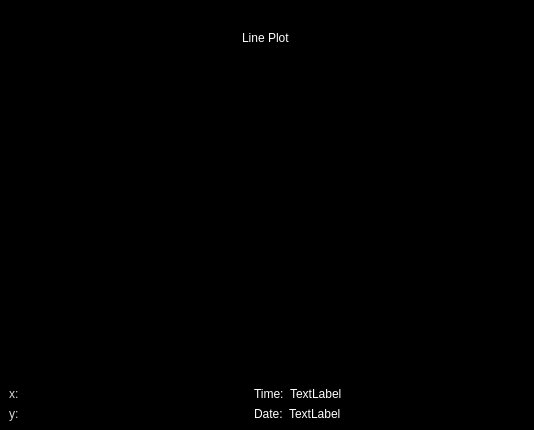
Old version of the form src/interface/ui/plot_window.ui in the repository FXIhub/hummingbird.
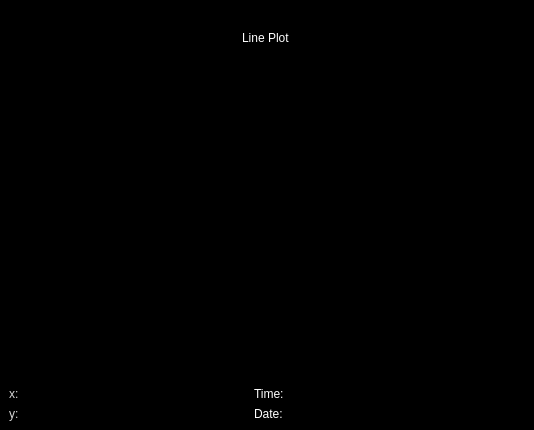
New version of the form.

What changed in the file:
```diff
--- a/src/interface/ui/plot_window.ui
+++ b/src/interface/ui/plot_window.ui
@@ -500,6 +500,15 @@
             <property name="palette">
              <palette>
               <active>
+               <colorrole role="WindowText">
+                <brush brushstyle="SolidPattern">
+                 <color alpha="255">
+                  <red>255</red>
+                  <green>255</green>
+                  <blue>255</blue>
+                 </color>
+                </brush>
+               </colorrole>
                <colorrole role="Text">
                 <brush brushstyle="SolidPattern">
                  <color alpha="255">
@@ -520,6 +529,15 @@
                </colorrole>
               </active>
               <inactive>
+               <colorrole role="WindowText">
+                <brush brushstyle="SolidPattern">
+                 <color alpha="255">
+                  <red>255</red>
+                  <green>255</green>
+                  <blue>255</blue>
+                 </color>
+                </brush>
+               </colorrole>
                <colorrole role="Text">
                 <brush brushstyle="SolidPattern">
                  <color alpha="255">
@@ -540,6 +558,15 @@
                </colorrole>
               </inactive>
               <disabled>
+               <colorrole role="WindowText">
+                <brush brushstyle="SolidPattern">
+                 <color alpha="255">
+                  <red>69</red>
+                  <green>69</green>
+                  <blue>69</blue>
+                 </color>
+                </brush>
+               </colorrole>
                <colorrole role="Text">
                 <brush brushstyle="SolidPattern">
                  <color alpha="255">
@@ -562,7 +589,7 @@
              </palette>
             </property>
             <property name="text">
-             <string>TextLabel</string>
+             <string/>
             </property>
            </widget>
           </item>
@@ -679,8 +706,45 @@
               <verstretch>0</verstretch>
              </sizepolicy>
             </property>
+            <property name="palette">
+             <palette>
+              <active>
+               <colorrole role="WindowText">
+                <brush brushstyle="SolidPattern">
+                 <color alpha="255">
+                  <red>255</red>
+                  <green>255</green>
+                  <blue>255</blue>
+                 </color>
+                </brush>
+               </colorrole>
+              </active>
+              <inactive>
+               <colorrole role="WindowText">
+                <brush brushstyle="SolidPattern">
+                 <color alpha="255">
+                  <red>255</red>
+                  <green>255</green>
+                  <blue>255</blue>
+                 </color>
+                </brush>
+               </colorrole>
+              </inactive>
+              <disabled>
+               <colorrole role="WindowText">
+                <brush brushstyle="SolidPattern">
+                 <color alpha="255">
+                  <red>69</red>
+                  <green>69</green>
+                  <blue>69</blue>
+                 </color>
+                </brush>
+               </colorrole>
+              </disabled>
+             </palette>
+            </property>
             <property name="text">
-             <string>TextLabel</string>
+             <string/>
             </property>
            </widget>
           </item>
```
